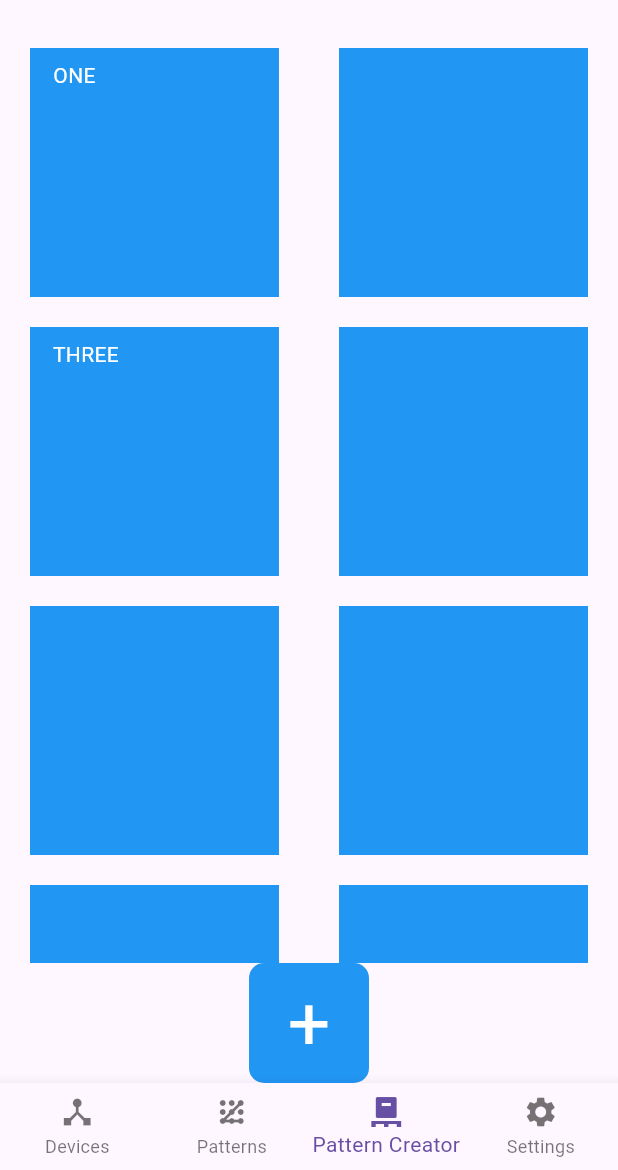
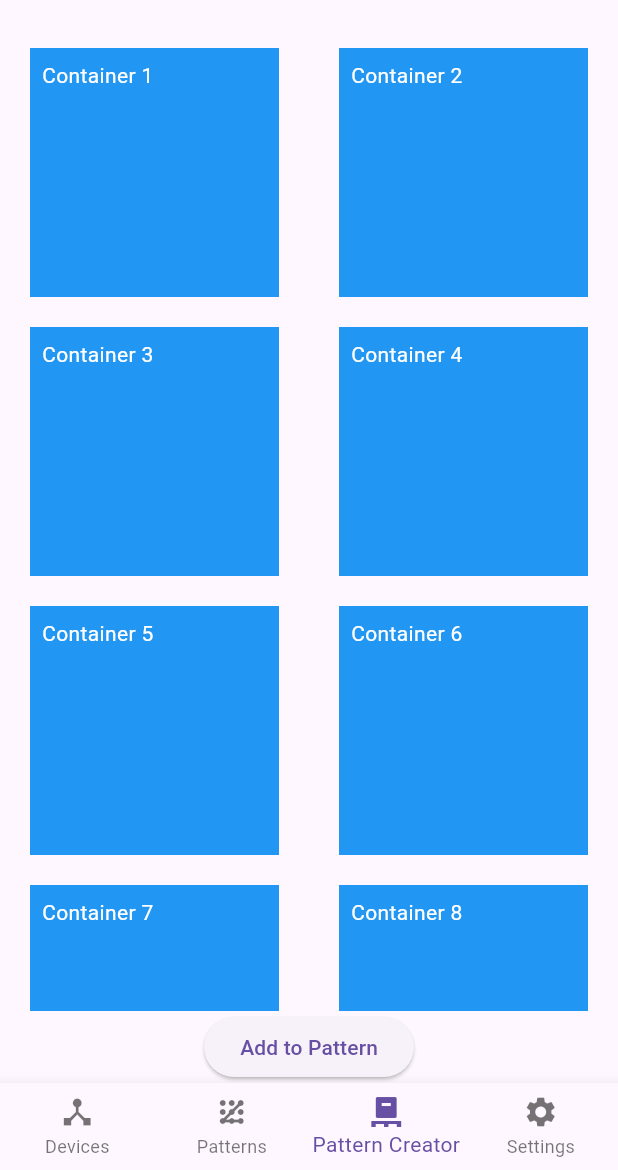
Before and after one commit to HanifMDjamiludin/LuminaSYNC, a Flutter app: the HomeScreen screen opened by its route, item 3 of the bottom bar chosen, on a phone screen of 412 x 824 dp, the part 66-1236 px from its top. Run offline on Flutter 3.47's test engine with Material 3 defaults, Android fonts, the phone set to English and light mode, and no system bars; our stand-ins replace firebase_auth, firebase_core, google_fonts, google_sign_in, shared_preferences; missing offline and left inert: flutter_hsvcolor_picker; accounts and stored records are empty; network calls fail.

Commit message:
add to pattern button works

```diff
--- a/luminasyncflutter/lib/creator.dart
+++ b/luminasyncflutter/lib/creator.dart
@@ -29,12 +29,14 @@ class PatternCreator extends StatefulWidget {
 }
 
 class _PatternCreatorState extends State<PatternCreator> {
+  int containerCount = 8;
+
   Color _chosenColor = Colors.blue;
   final ApiService _apiService = ApiService();
   List<Offset> circlePositions = [];
   List<int> deviceNumbers = []; // List to hold device numbers
 
-  void _onButtonPressed() {
+  void _onButtonPressed(int index) {
     showDialog(
       context: context,
       builder: (BuildContext context) {
@@ -78,10 +80,21 @@ class _PatternCreatorState extends State<PatternCreator> {
     // prefs.setInt('${widget.deviceId}_chosenColor', color.value);
   }
 
+  void _addContainers() {
+    setState(() {
+      containerCount += 2; // Increase the container count by 2
+    });
+  }
+    void _removeContainers() {
+    setState(() {
+      containerCount -= 2; // Increase the container count by 2
+    });
+  }
+
   @override
   Widget build(BuildContext context) {
     return Container(
-      child: Column(
+        child: Column(
       crossAxisAlignment:
           CrossAxisAlignment.center, // Adjust alignment if needed
       children: <Widget>[
@@ -91,136 +104,26 @@ class _PatternCreatorState extends State<PatternCreator> {
             crossAxisSpacing: 40, // Decreased cross axis spacing
             mainAxisSpacing: 20, // Decreased main axis spacing
             crossAxisCount: 2,
-            children: <Widget>[
-              Container(
+            children: List.generate(containerCount, (index) {
+              return Container(
                 padding: const EdgeInsets.all(8),
                 color: _chosenColor,
                 child: GestureDetector(
-                  onTap: _onButtonPressed,
+                  onTap: () => _onButtonPressed(
+                      index), // Pass index to the onTap function
                   //TEMPORARY: Need to change this text to a container (not working)
                   child: Text(
-                    '  ONE  ',
+                    'Container ${index + 1}', // Display the container index
                     style: TextStyle(color: Colors.white),
                   ),
                 ),
-              ),
-              Container(
-                padding: const EdgeInsets.all(8),
-                color: _chosenColor,
-                child: GestureDetector(
-                  onTap: _onButtonPressed,
-                  //TEMPORARY: Need to change this text to a container (not working)
-                  child: Text(
-                    '    ',
-                    style: TextStyle(color: Colors.white),
-                  ),
-                ),
-              ),
-             Container(
-                padding: const EdgeInsets.all(8),
-                color: _chosenColor,
-                child: GestureDetector(
-                  onTap: _onButtonPressed,
-                  //TEMPORARY: Need to change this text to a container (not working)
-                  child: Text(
-                    '  THREE  ',
-                    style: TextStyle(color: Colors.white),
-                  ),
-                ),
-              ),
-              Container(
-                padding: const EdgeInsets.all(8),
-                color: _chosenColor,
-                child: GestureDetector(
-                  onTap: _onButtonPressed,
-                  //TEMPORARY: Need to change this text to a container (not working)
-                  child: Text(
-                    '    ',
-                    style: TextStyle(color: Colors.white),
-                  ),
-                ),
-              ),
-              Container(
-                padding: const EdgeInsets.all(8),
-                color: _chosenColor,
-                child: GestureDetector(
-                  onTap: _onButtonPressed,
-                  //TEMPORARY: Need to change this text to a container (not working)
-                  child: Text(
-                    '    ',
-                    style: TextStyle(color: Colors.white),
-                  ),
-                ),
-              ),
-              Container(
-                padding: const EdgeInsets.all(8),
-                color: _chosenColor,
-                child: GestureDetector(
-                  onTap: _onButtonPressed,
-                  //TEMPORARY: Need to change this text to a container (not working)
-                  child: Text(
-                    '    ',
-                    style: TextStyle(color: Colors.white),
-                  ),
-                ),
-              ),
-              Container(
-                padding: const EdgeInsets.all(8),
-                color: _chosenColor,
-                child: GestureDetector(
-                  onTap: _onButtonPressed,
-                  //TEMPORARY: Need to change this text to a container (not working)
-                  child: Text(
-                    '    ',
-                    style: TextStyle(color: Colors.white),
-                  ),
-                ),
-              ),
-              Container(
-                padding: const EdgeInsets.all(8),
-                color: _chosenColor,
-                child: GestureDetector(
-                  onTap: _onButtonPressed,
-                  //TEMPORARY: Need to change this text to a container (not working)
-                  child: Text(
-                    '    ',
-                    style: TextStyle(color: Colors.white),
-                  ),
-                ),
-              ),
-            ],
+              );
+            }),
           ),
         ),
-        GestureDetector(
-            onTap: () {
-              setState(() {
-                // Add a new circle position to the list
-                final RenderBox renderBox =
-                    context.findRenderObject() as RenderBox;
-                final newPosition = renderBox.globalToLocal(Offset.zero);
-                circlePositions.add(newPosition);
-
-                // Add a new device number for the new circle
-                deviceNumbers.add(deviceNumbers.isEmpty ? 1 : deviceNumbers.last + 1);
-              });
-            },
-            child: Container(
-              width: 80,
-              height: 80,
-              decoration: BoxDecoration(
-                color: Colors.blue,
-                borderRadius: BorderRadius.circular(10),
-              ),
-              child: Center(
-                child: Text(
-                  '+',
-                  style: TextStyle(fontSize: 50, color: Colors.white),
-                ),
-              ),
-            ),
-          ),
+        ElevatedButton(
+            onPressed: _addContainers, child: Text("Add to Pattern")),
       ],
-    )
-    );
+    ));
   }
 }
```
